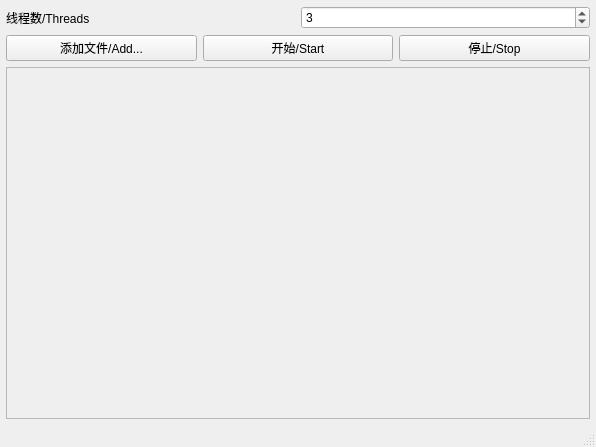
First picture: the form in cut_tool.ui, repository Blue-Beaker/blackscreen_cutter, before the edit.
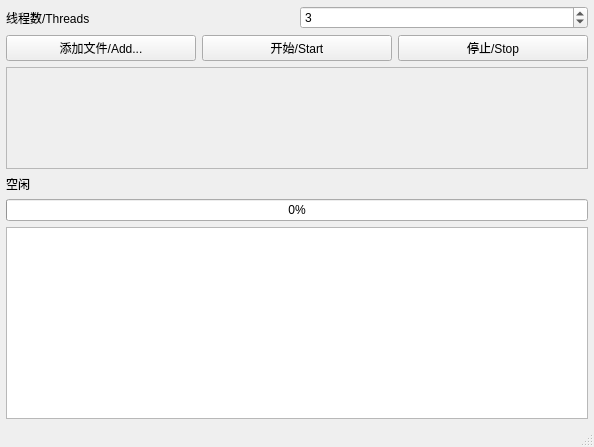
Second picture: the form after the edit.

What changed in the file:
```diff
--- a/cut_tool.ui
+++ b/cut_tool.ui
@@ -6,7 +6,7 @@
    <rect>
     <x>0</x>
     <y>0</y>
-    <width>596</width>
+    <width>594</width>
     <height>447</height>
    </rect>
   </property>
@@ -80,6 +80,12 @@
       </item>
       <item>
        <widget class="QScrollArea" name="scrollArea">
+        <property name="sizePolicy">
+         <sizepolicy hsizetype="Expanding" vsizetype="Expanding">
+          <horstretch>0</horstretch>
+          <verstretch>0</verstretch>
+         </sizepolicy>
+        </property>
         <property name="widgetResizable">
          <bool>true</bool>
         </property>
@@ -88,8 +94,8 @@
           <rect>
            <x>0</x>
            <y>0</y>
-           <width>578</width>
-           <height>290</height>
+           <width>576</width>
+           <height>83</height>
           </rect>
          </property>
          <property name="sizePolicy">
@@ -106,6 +112,31 @@
         </widget>
        </widget>
       </item>
+      <item>
+       <layout class="QHBoxLayout" name="horizontalLayout_8">
+        <item>
+         <layout class="QVBoxLayout" name="verticalLayout_3">
+          <item>
+           <widget class="QLabel" name="currentFileLabel">
+            <property name="text">
+             <string>空闲</string>
+            </property>
+           </widget>
+          </item>
+          <item>
+           <widget class="QProgressBar" name="progressBar">
+            <property name="value">
+             <number>0</number>
+            </property>
+           </widget>
+          </item>
+          <item>
+           <widget class="QListWidget" name="logOutput"/>
+          </item>
+         </layout>
+        </item>
+       </layout>
+      </item>
      </layout>
     </item>
    </layout>
```
Left out of the diff: 2 changed lines with no effect on the pictures.
